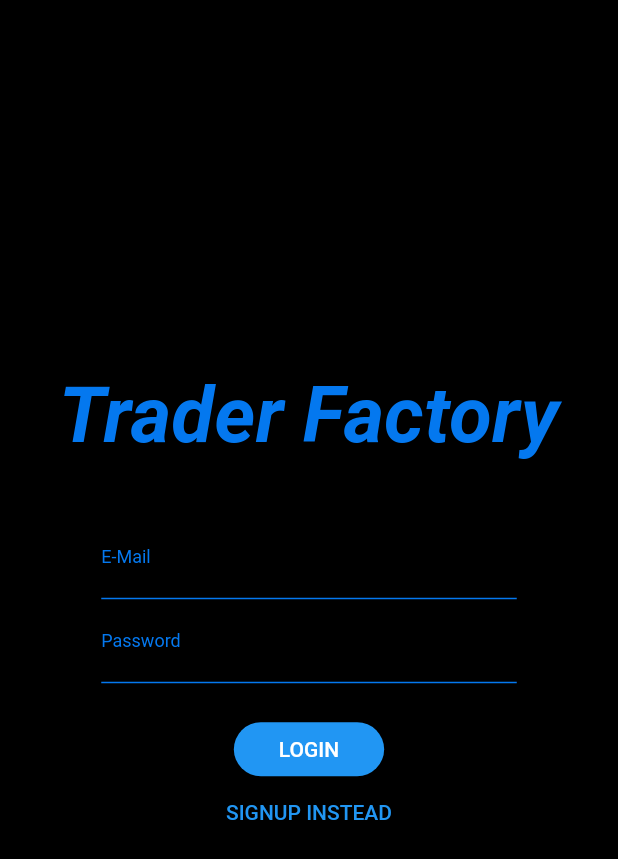
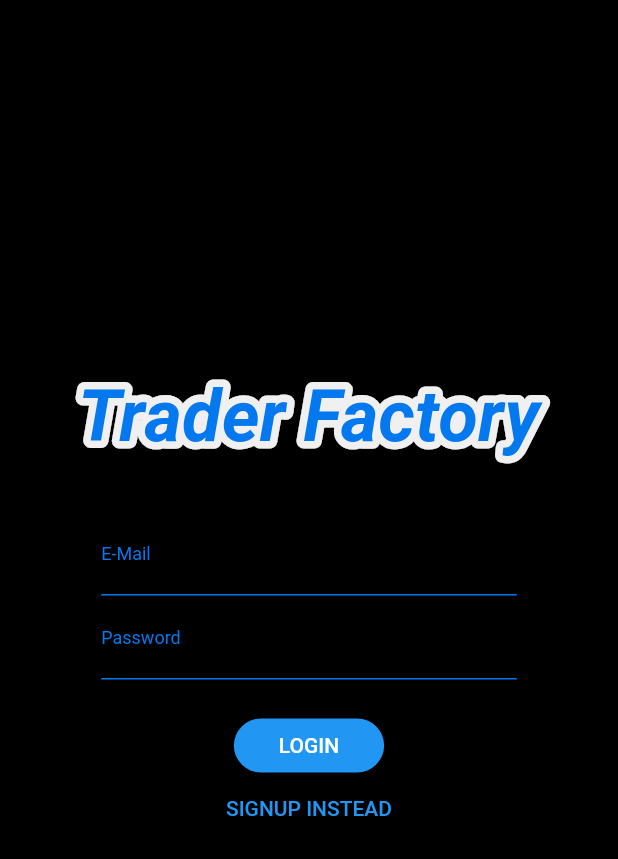
Before and after one commit to nunofhfontes/trader-factory-mobile, a Flutter app: the screen it shows after launch, on a phone screen of 412 x 824 dp. Shown: the top 859 px of the screen. Run offline on Flutter 3.47's test engine with Material 2 defaults, Android fonts, the phone set to English and light mode, and no system bars; drawn by our look-alikes of bordered_text.

Commit message:
auth screen styling finsihed for now, until the next revision.

```diff
--- a/lib/screens/auth_screen.dart
+++ b/lib/screens/auth_screen.dart
@@ -31,15 +31,15 @@ class AuthScreen extends StatelessWidget {
                   Flexible(
                     child: Container(
                       child: BorderedText(
-                        //strokeWidth: 10.0,
-                        //strokeColor: Color(0xffF0F0F0),
+                        strokeWidth: 10.0,
+                        strokeColor: Color(0xffF0F0F0),
                         child: Text(
                           'Trader Factory',
                           style: TextStyle(
                             color: Color(0xff0478ef),
                             //blue -> 0478ef, // green -> 06f71b
-                            fontSize: 52.0,
-                            fontFamily: ,
+                            fontSize: 48.0,
+                            //fontFamily: ,
                             fontStyle: FontStyle.italic,
                             fontWeight: FontWeight.bold,
                           ),
```
